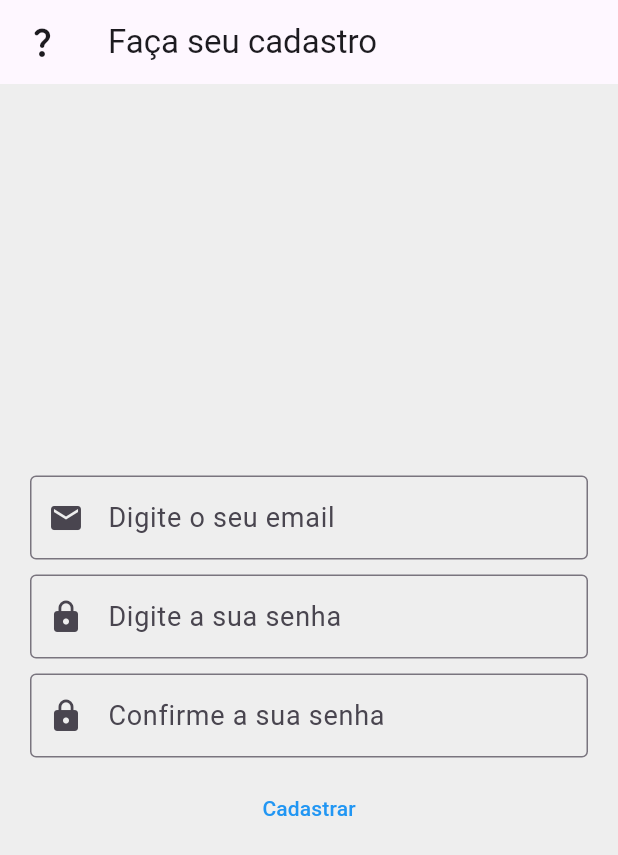
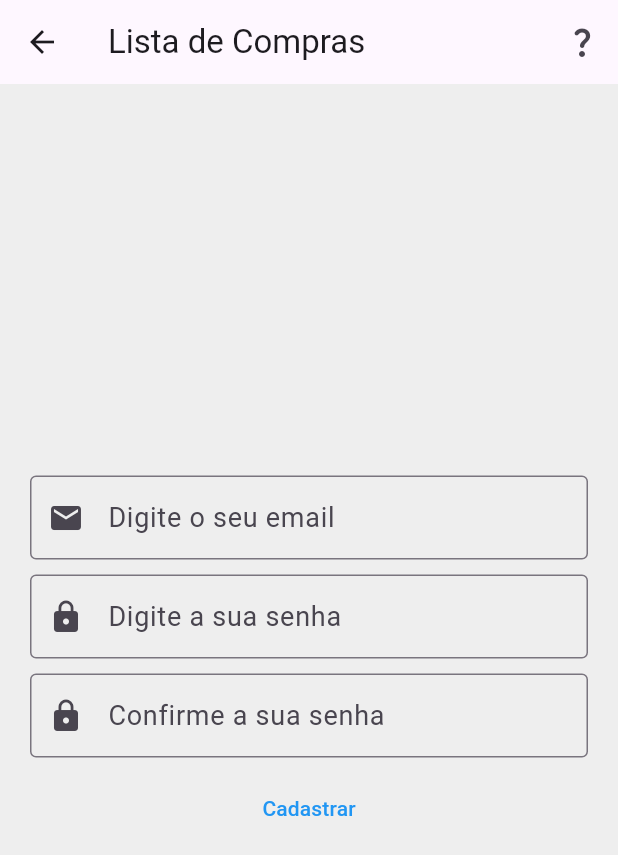
Before and after one commit to Rodrigoab95/app_lista_compras, a Flutter app: the TelaCadastro screen opened by its route, on a phone screen of 412 x 824 dp. Shown: the top 855 px of the screen. Run offline on Flutter 3.47's test engine with Material 3 defaults, Android fonts, the phone set to English and light mode, and no system bars; our stand-ins replace device_preview.

Commit message:
Att da att

```diff
--- a/lib/view/tela_cadastro.dart
+++ b/lib/view/tela_cadastro.dart
@@ -15,13 +15,15 @@ class _TelaCadastroState extends State<TelaCadastro> {
     return Scaffold(
       backgroundColor: Colors.grey.shade200,
       appBar: AppBar(
-        title: Text('Faça seu cadastro'),
-        leading: IconButton(
-          icon: Icon(Icons.question_mark_rounded),
-          onPressed: () {
-            Navigator.pushNamed(context, 'sobre');
-          },
-        ),
+        title: Text('Lista de Compras'),
+        actions: <Widget>[
+          IconButton(
+            icon: Icon(Icons.question_mark_rounded),
+            onPressed: () {
+              Navigator.pushNamed(context, 'sobre');
+            },
+          ),
+        ],
       ),
       body: Container(
         padding: EdgeInsets.all(20),
@@ -76,6 +78,7 @@ class _TelaCadastroState extends State<TelaCadastro> {
                     duration: Duration(seconds: 3),
                   ),
                 );
+                Navigator.pop(context);
               },
               child: Text('Cadastrar'),
             ),
--- a/lib/view/tela_forgotpass.dart
+++ b/lib/view/tela_forgotpass.dart
@@ -15,7 +15,7 @@ class _TelaForgotPassState extends State<TelaForgotPass> {
     return Scaffold(
       backgroundColor: Colors.grey.shade200,
       appBar: AppBar(
-        title: Text('Esqueci a senha'),
+        title: Text('Lista de Compras'),
         actions: <Widget>[
           IconButton(
             icon: Icon(Icons.question_mark_rounded),
--- a/lib/view/tela_sobre.dart
+++ b/lib/view/tela_sobre.dart
@@ -14,12 +14,12 @@ class _TelaSobreState extends State<TelaSobre> {
     return Scaffold(
       backgroundColor: Colors.grey.shade200,
       appBar: AppBar(
-        title: Text('Sobre'),
+        title: Text('Lista de Compras'),
         actions: <Widget>[
           IconButton(
             icon: Icon(Icons.question_mark_rounded),
             onPressed: () {
-              Navigator.pop(context);
+              Navigator.pushNamed(context, 'sobre');
             },
           ),
         ],
```
Also changed, not shown: lib/view/tela_login.dart (+7 -1 lines), lib/view/tela_principal.dart (+14 -4 lines).
